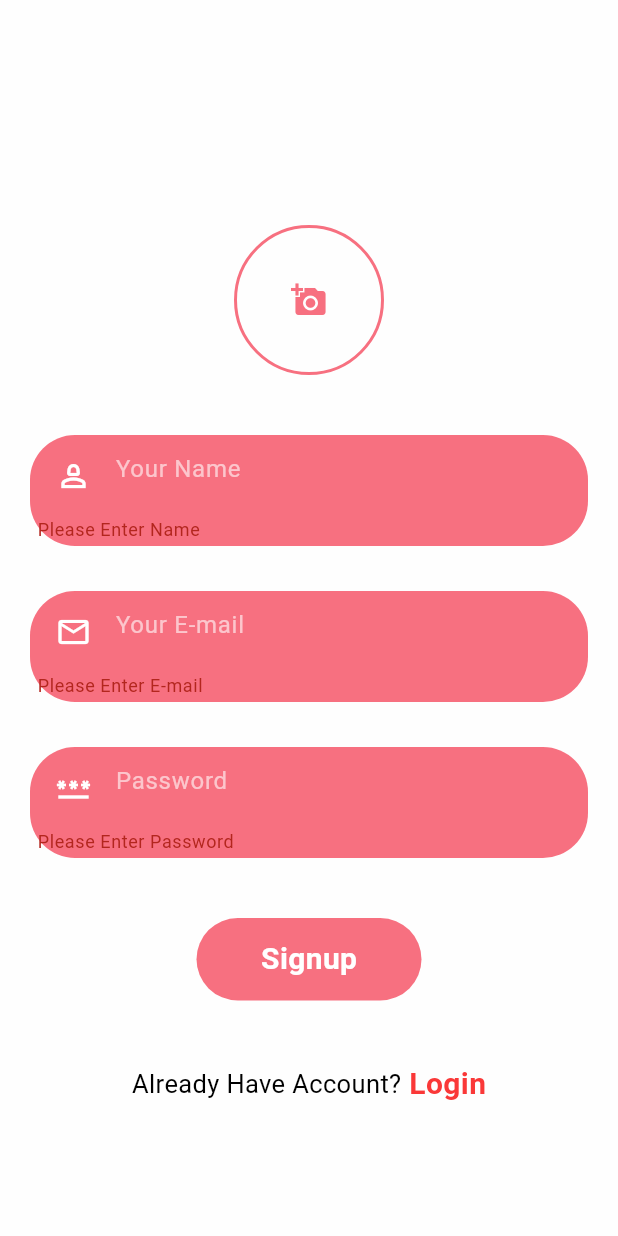
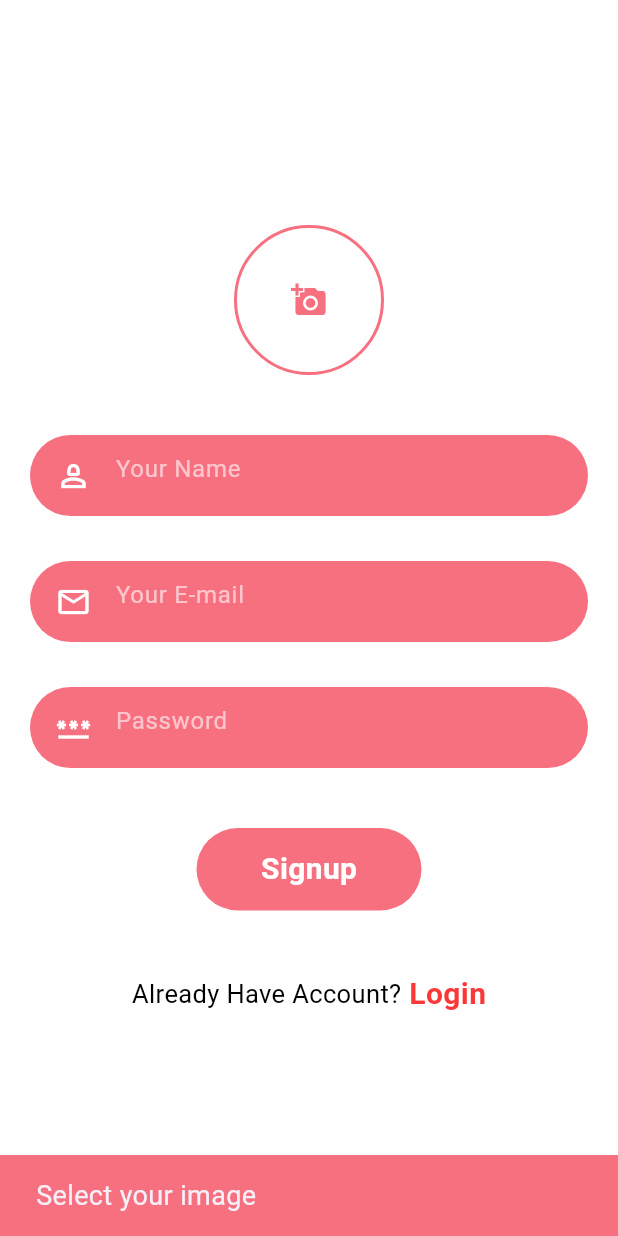
Before and after one commit to Tanzimbn/Maven, a Flutter app: the SignUp screen opened directly, after a tap on "Signup", on a phone screen of 412 x 824 dp. Run offline on Flutter 3.47's test engine with Material 3 defaults, Android fonts, the phone set to English and light mode, and no system bars; our stand-ins replace badges, cached_network_image, carousel_slider, cloud_firestore, device_info_plus, dropdown_search and 14 more; accounts and stored records are empty.

Commit message:
course payment system update

```diff
--- a/lib/screens/account.dart
+++ b/lib/screens/account.dart
@@ -166,7 +166,6 @@ class _AccountPageState extends State<AccountPage> {
                 profile['point'];
               });
               _showError(context, "Total coins ", "${profile['point']}");
-              profile['point'] = 100;
             },
           ),
         ),
--- a/lib/screens/addCourse.dart
+++ b/lib/screens/addCourse.dart
@@ -663,9 +663,11 @@ class _CreateCoursePageState extends State<CreateCourse> {
       _showError(context, "Enter all Course informations.");
       return false;
     }
+    int quizPrize = 0;
+    for(int i = 0; i < quizzes.length; i++) quizPrize += quizzes[i].point!;
     int? price = int.tryParse(paymentController.text);
-    if(quizzes.length * 5 + 10 > price!) {
-      _showError(context, "Course payment should be increased.");
+    if(2 * quizPrize > price!) {
+      _showError(context, "Coin prize can't be more than 50% of Course payment.");
       return false;
     }
 
--- a/lib/screens/auth/signup.dart
+++ b/lib/screens/auth/signup.dart
@@ -224,14 +224,22 @@ class _SignUpState extends State<SignUp> {
                       ),
                       GestureDetector(
                         onTap: () async {
-                          if (_formkey.currentState!.validate()) {
+                          if (profilePictureUploaded && _formkey.currentState!.validate()) {
                             setState(() {
                               email = mailcontroller.text;
                               name = namecontroller.text;
                               password = passwordcontroller.text;
                             });
+                            registration();
                           }
-                          registration();
+                          else if(profilePictureUploaded == false) {
+                            ScaffoldMessenger.of(context).showSnackBar(SnackBar(
+                            backgroundColor: AppColor.primary,
+                            content: Text(
+                              "Select your image",
+                              style: TextStyle(fontSize: 18.0),
+                            )));
+                          }
                         },
                         child: Center(
                           child: Container(
--- a/lib/screens/my_course.dart
+++ b/lib/screens/my_course.dart
@@ -1,3 +1,4 @@
+import 'package:firebase_auth/firebase_auth.dart';
 import 'package:flutter/material.dart';
 import 'package:flutter_application_1/controllers/CourseController.dart';
 import 'package:flutter_application_1/model/courseModel.dart';
@@ -25,7 +26,7 @@ class _myCourse extends State<myCourse> {
     allCourse = List.from(Get.find<courseController>().allCourse);
     for(int i = 0; i < allCourse.length; i++) {
       var temp = allCourse[i].toJSON();
-      if(temp['instructor'] == profile['name'].toString()) {
+      if(temp['instructor'] == FirebaseAuth.instance.currentUser?.uid) {
         myCourses.add(allCourse[i]);
       }
     }
--- a/lib/screens/notification.dart
+++ b/lib/screens/notification.dart
@@ -21,7 +21,7 @@ class _NotificationPageState extends State<NotificationPage> {
       Get.find<notificationController>().allnotification
       .where((element) => element.toJSON()['user_id'] == FirebaseAuth.instance.currentUser!.uid)
     );
-    _notifications = temp.reversed.toList();
+    _notifications = temp;
 
   }
 
@@ -67,7 +67,7 @@ class _NotificationPageState extends State<NotificationPage> {
 
   _buildChats() {
     return ListView.builder(
-      padding: EdgeInsets.only(top: 10),
+      padding: EdgeInsets.fromLTRB(0, 10, 0, 50),
       shrinkWrap: true,
       itemCount: _notifications.length,
       itemBuilder:(context, index) => ChatItem(
```
Also changed, not shown: lib/controllers/enrolledController.dart (+19 -1 lines), lib/screens/course_detail.dart (+11 -3 lines), 1 other file.
